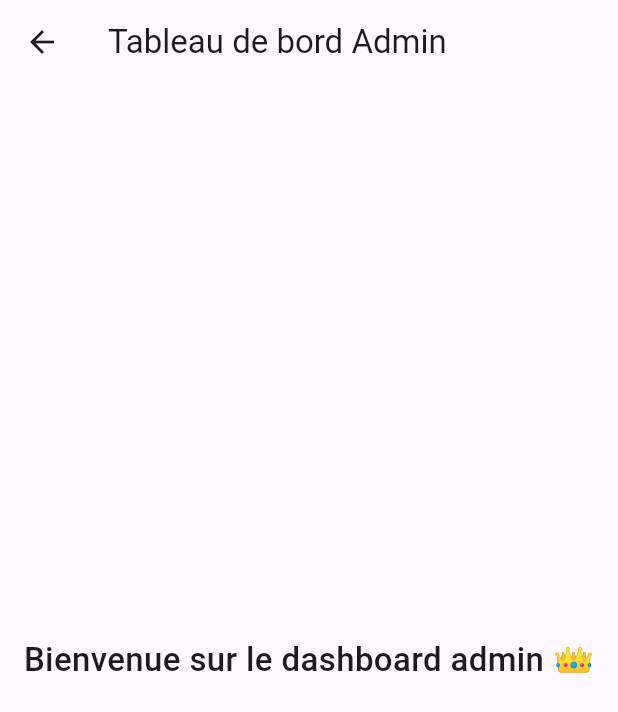
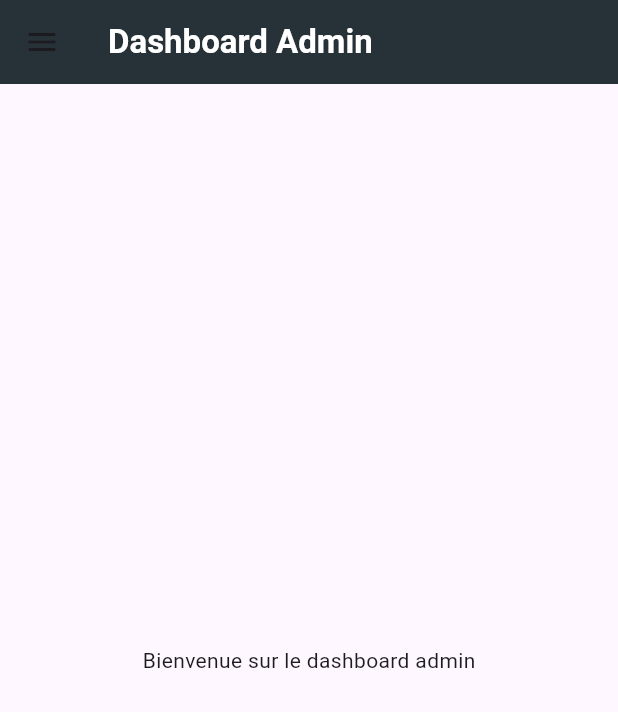
Before and after one commit to ranimfer/Showroom_front-end, a Flutter app: the AdminDashboardPage screen opened directly, on a phone screen of 412 x 824 dp. Shown: the top 712 px of the screen. Run offline on Flutter 3.47's test engine with Material 3 defaults, Android fonts, the light colour scheme and no system bars; our stand-ins replace flutter_svg, font_awesome_flutter, google_maps_flutter, lucide_icons; missing offline and left inert: flutter_ecommerce_app.

Commit message:
Update AdminDashboardPage.dart

```diff
--- a/lib/pages/AdminDashboardPage.dart
+++ b/lib/pages/AdminDashboardPage.dart
@@ -1,4 +1,6 @@
 import 'package:flutter/material.dart';
+import 'ProductManagmentPage.dart';
+import 'UserManagmentPage.dart';
 
 class AdminDashboardPage extends StatelessWidget {
   const AdminDashboardPage({super.key});
@@ -7,14 +9,43 @@ class AdminDashboardPage extends StatelessWidget {
   Widget build(BuildContext context) {
     return Scaffold(
       appBar: AppBar(
-        title: const Text('Tableau de bord Admin'),
+        title: Text(
+          "Dashboard Admin",
+          style: TextStyle(
+            color: Colors.white,
+            fontSize: 22,
+            fontWeight: FontWeight.bold,
+          ),
+        ),
+        backgroundColor: Colors.blueGrey[900] ,
       ),
-      body: const Center(
-        child: Text(
-          'Bienvenue sur le dashboard admin 👑',
-          style: TextStyle(fontSize: 22, fontWeight: FontWeight.w500),
+      drawer: Drawer(
+        child: ListView(
+          children: [
+            const DrawerHeader(
+              child: Text("Menu Admin", style: TextStyle(color: Colors.white)),
+              decoration: BoxDecoration(color: Colors.blueGrey),
+            ),
+            ListTile(
+              title: const Text("Gestion Produits"),
+              onTap: () {
+                Navigator.push(context, MaterialPageRoute(
+                  builder: (_) => const ProductManagementPage(),
+                ));
+              },
+            ),
+            ListTile(
+              title: const Text("Gestion Utilisateurs"),
+              onTap: () {
+                Navigator.push(context, MaterialPageRoute(
+                  builder: (_) => const UserManagementPage(),
+                ));
+              },
+            ),
+          ],
         ),
       ),
+      body: const Center(child: Text("Bienvenue sur le dashboard admin")),
     );
   }
 }
```
